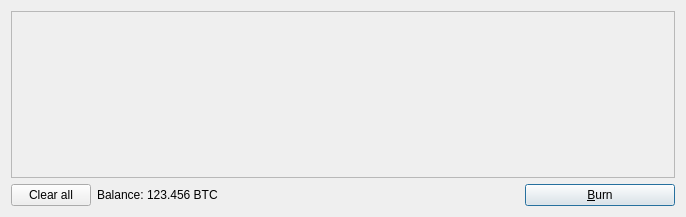
First picture: the form in src/qt/forms/burncoinsdialog.ui, repository slimcoin-project/Slimcoin, before the edit.
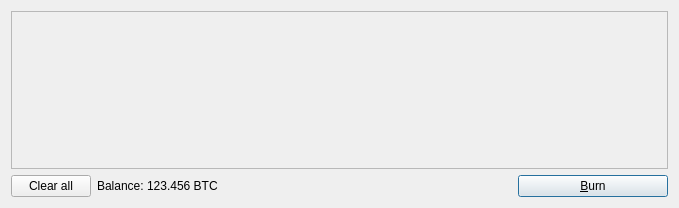
Second picture: the form after the edit. Icons and pictures are not drawn.

Patch:
```diff
--- a/src/qt/forms/burncoinsdialog.ui
+++ b/src/qt/forms/burncoinsdialog.ui
@@ -6,8 +6,8 @@
    <rect>
     <x>0</x>
     <y>0</y>
-    <width>686</width>
-    <height>217</height>
+    <width>679</width>
+    <height>208</height>
    </rect>
   </property>
   <property name="windowTitle">
@@ -24,8 +24,8 @@
        <rect>
         <x>0</x>
         <y>0</y>
-        <width>666</width>
-        <height>165</height>
+        <width>659</width>
+        <height>156</height>
        </rect>
       </property>
       <layout class="QVBoxLayout" name="verticalLayout_2">
```
Left out of the diff: 16 changed lines with no effect on the pictures.
